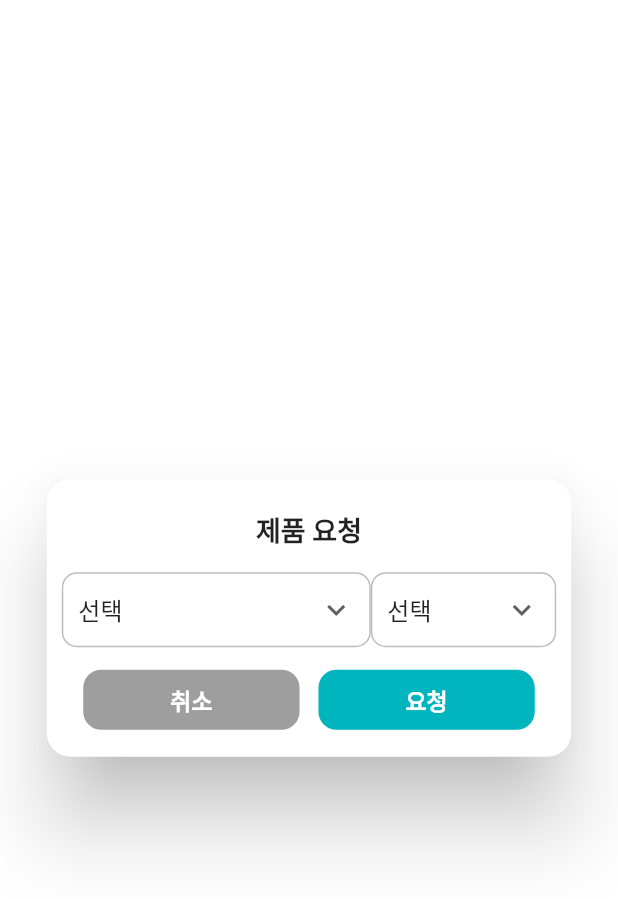
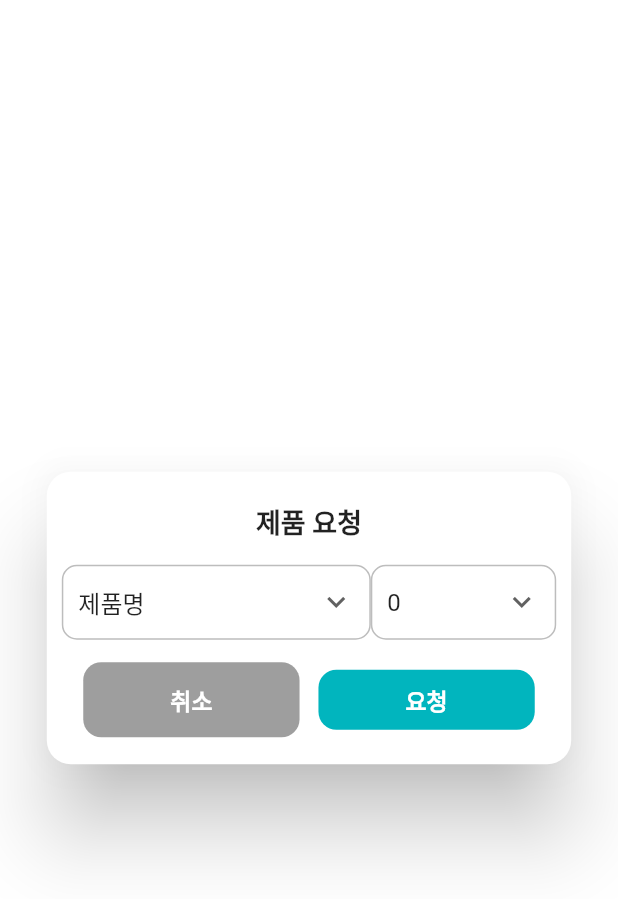
Before and after one commit to isyouhoney/dajung_logistics_app, a Flutter app: the RequestAdditionalItem widget shown alone on an empty page, opened directly, on a phone screen of 412 x 824 dp. Shown: the top 899 px of the screen. Run offline on Flutter 3.47's test engine with Material 3 defaults, Android fonts, the phone set to English and light mode, and no system bars; our stand-ins replace firebase_auth, firebase_core, firebase_messaging, firebase_remote_config, flutter_dotenv, flutter_secure_storage and 7 more; accounts and stored records are empty; network calls fail; project files that could hold a hidden picture were left out.

Commit message:
feat:additional request page

```diff
--- a/lib/main.dart
+++ b/lib/main.dart
@@ -2,6 +2,7 @@ import 'package:bakery_app/firebase_options.dart';
 import 'package:bakery_app/repositories/item_repository.dart';
 import 'package:bakery_app/repositories/order_repository.dart';
 import 'package:bakery_app/repositories/production_repository.dart';
+import 'package:bakery_app/repositories/request_repository.dart';
 import 'package:bakery_app/repositories/s3_repository.dart';
 import 'package:bakery_app/repositories/search_place_repository.dart';
 import 'package:bakery_app/utils/router.dart';
@@ -11,6 +12,7 @@ import 'package:bakery_app/viewModels/production_service.dart';
 import 'package:bakery_app/viewmodels/auth_service.dart';
 import 'package:bakery_app/viewmodels/item_service.dart';
 import 'package:bakery_app/viewmodels/order_service.dart';
+import 'package:bakery_app/viewmodels/request_service.dart';
 import 'package:bakery_app/viewmodels/search_place_service.dart';
 import 'package:bakery_app/viewmodels/userType_service.dart';
 import 'package:firebase_core/firebase_core.dart';
@@ -47,6 +49,8 @@ class InitialBinding extends Bindings {
     Get.lazyPut(()=>OrderService());
     Get.lazyPut(()=>ProductionRepository());
     Get.lazyPut(()=>ProductionService());
+    Get.lazyPut(()=>RequestRepository());
+    Get.lazyPut(()=>RequestService());
   }
 }
 
--- a/lib/utils/enums.dart
+++ b/lib/utils/enums.dart
@@ -81,6 +81,14 @@ enum RequestStatus {
   const RequestStatus(this.kor);
 }
 
+enum RequestedBy {
+  byMe('내가한요청'),
+  byOthers('타지점요청');
+
+  final String kor;
+  const RequestedBy(this.kor);
+}
+
 enum DayOfWeek {
   mon('월'),
   tue('화'),
--- a/lib/view/sub/additional/request_additional_item.dart
+++ b/lib/view/sub/additional/request_additional_item.dart
@@ -1,8 +1,13 @@
+import 'package:bakery_app/models/order_item.dart';
+import 'package:bakery_app/viewmodels/item_service.dart';
+import 'package:bakery_app/viewmodels/request_service.dart';
 import 'package:bakery_app/widgets/custom_dropdown.dart';
 import 'package:bakery_app/widgets/custom_textfield.dart';
 import 'package:bakery_app/widgets/custom_widget.dart';
 import 'package:bakery_app/widgets/image_picker/image_picker.dart';
 import 'package:flutter/material.dart';
+import 'package:get/get.dart';
+import 'package:get/get_rx/src/rx_types/rx_types.dart';
 import 'package:responsive_sizer/responsive_sizer.dart';
 
 class RequestAdditionalItem extends StatefulWidget {
@@ -13,9 +18,21 @@ class RequestAdditionalItem extends StatefulWidget {
 }
 
 class _RequestAdditionalItemState extends State<RequestAdditionalItem> {
-  TextEditingController controller = TextEditingController();
+  List<dynamic> itemList=[];
+  RxList<String> itemNameList = ['제품명'].obs;
+  RxString quantity = '0'.obs;
+  // late OrderItem requestItem;
+
+  @override
+  void initState() {
+    super.initState();
+    ItemService.to.fetchItems();
+  }
+
   @override
   Widget build(BuildContext context) {
+    RxList<String> numbers = List.generate(100, (index) => index.toString()).obs;
+
         return AlertDialog(
           insetPadding: const EdgeInsets.symmetric(horizontal: 0),
           titlePadding: const EdgeInsets.only(top: 20),
@@ -24,14 +41,17 @@ class _RequestAdditionalItemState extends State<RequestAdditionalItem> {
               borderRadius: BorderRadius.all(Radius.circular(16))),
           actionsPadding: const EdgeInsets.fromLTRB(18, 0, 18, 18),
           title: const Center(child: Text('제품 요청', style: TextStyle(fontSize: 18),)),
-          content: Row(children: [
-            CustomDropdown(width: 50.w),
-            CustomDropdown(width: 30.w),
+          content: Row(mainAxisAlignment: MainAxisAlignment.spaceBetween, children: [
+            CustomDropdown(list: itemNameList.value, selectedValue: ItemService.to.addItemName, onChange:(value){},width: 50.w),
+            CustomDropdown(width: 30.w, list: numbers, selectedValue: quantity),
             ],),
           actions: [
             Row(mainAxisAlignment: MainAxisAlignment.spaceAround,children: [
-            CW.textButton('취소',onPressed: ()=>Navigator.of(context).pop(), width: 35.w, height: 40, color: Colors.grey),
-            CW.textButton('요청', onPressed: (){}, width: 35.w, height: 40)],)
+            CW.textButton('취소',onPressed: ()=>Navigator.of(context).pop(), width: 35.w,  color: Colors.grey),
+            CW.textButton('요청', onPressed: (){
+              // RequestService.to.postRequest(OrderItem(item: item, quantity: double.parse(quantity.value)));
+              Get.back();
+            }, width: 35.w, height: 40)],)
           ],
         );
   }
--- /dev/null
+++ b/lib/viewmodels/request_service.dart
@@ -0,0 +1,32 @@
+import 'package:bakery_app/models/order_item.dart';
+import 'package:bakery_app/models/order_sheet.dart';
+import 'package:bakery_app/repositories/order_repository.dart';
+import 'package:bakery_app/repositories/request_repository.dart';
+import 'package:bakery_app/utils/enums.dart';
+import 'package:get/get.dart';
+
+class RequestService extends GetxService {
+  final RequestRepository requestRepository = RequestRepository();
+  static RequestService get to => Get.find();
+  RxList<dynamic> myRequestHistory = [].obs;
+  RxList<dynamic> requestList = [].obs;
+
+  Future<bool?> postRequest(OrderItem orderItem) async {
+    var fetchedRequest = await requestRepository.postRequest(orderItem);
+    if (fetchedRequest != null){
+      return true;
+    } else {
+      print('추가요청에 실패했습니다.');
+    }
+  }
+
+  Future<void> fetchRequests(RequestedBy requestedBy) async {
+    var fetchedRequests = await requestRepository.getRequest(requestedBy);
+    if (fetchedRequests != null){
+      requestList.value = fetchedRequests;
+    } else {
+      print('추가요청 목록을 불러오는데 실패했습니다.');
+    }
+  }
+
+}
```
Also changed, not shown: lib/models/additional_request.dart (+5 -12 lines), lib/repositories/request_repository.dart (added, +91 -0 lines), lib/view/sub/additional/additional_request.dart (+20 -4 lines), lib/models/additional_request.freezed.dart, lib/models/additional_request.g.dart.
